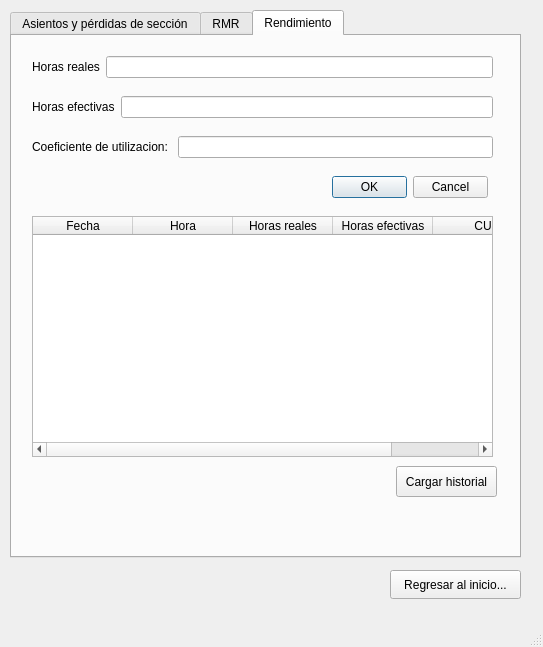
Above: maincalculoswindow.ui from lumartch/Proyecto_Tuneladora before the change. Below: the same form after it.
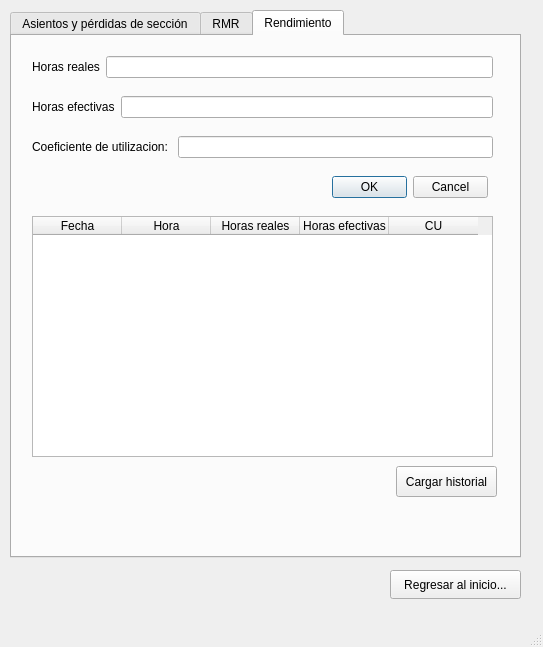
That is the form after the change. The open tabs and pages were chosen to show the change.

The edit to the form file:
```diff
--- a/maincalculoswindow.ui
+++ b/maincalculoswindow.ui
@@ -866,6 +866,9 @@
         <height>241</height>
        </rect>
       </property>
+      <attribute name="horizontalHeaderDefaultSectionSize">
+       <number>89</number>
+      </attribute>
       <column>
        <property name="text">
         <string>Fecha</string>
```
Left out of the diff: 4 changed lines with no effect on the pictures.
